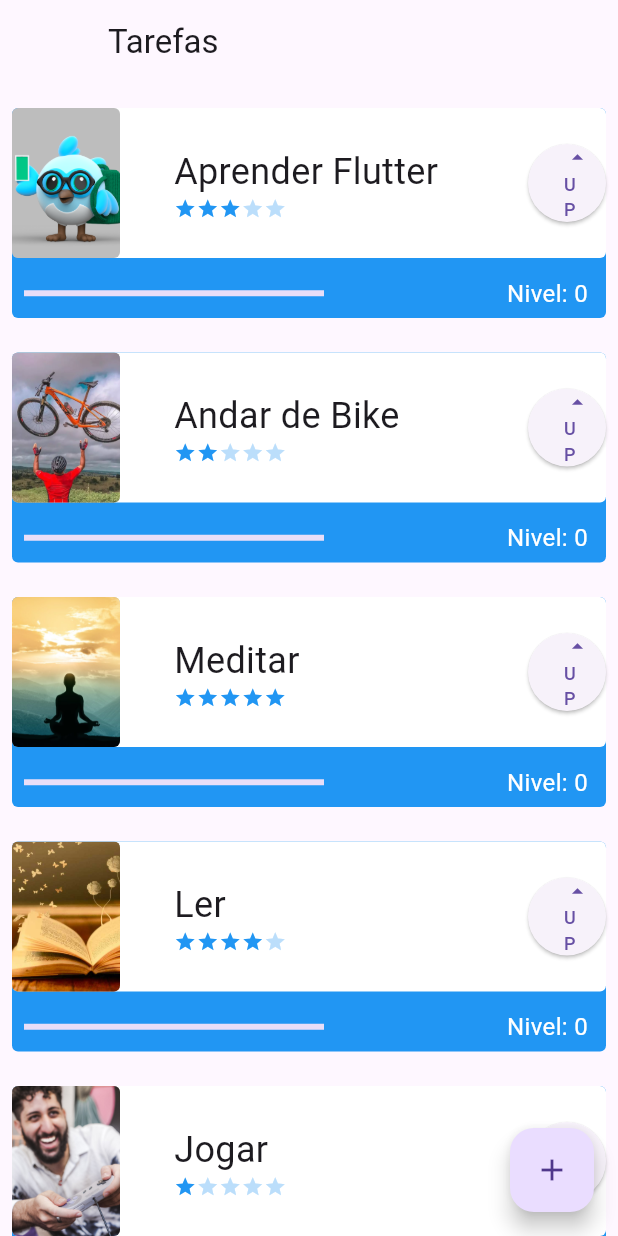
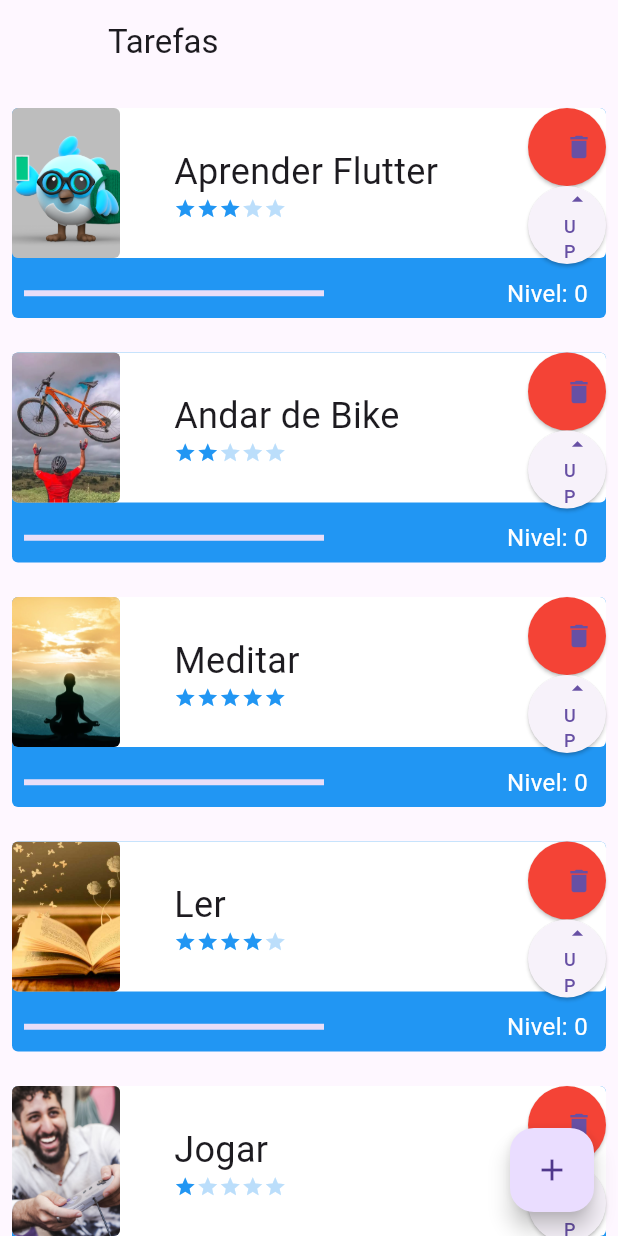
Before and after one commit to OYanEnrique/flutter-gerenciador-tarefas-alura, a Flutter app: the screen it shows after launch, on a phone screen of 412 x 824 dp. Run offline on Flutter 3.47's test engine with Material 3 defaults, Android fonts, the phone set to English and light mode, and no system bars; our stand-ins replace sqflite; accounts and stored records are empty.

Commit message:
feat: implementa diálogo de confirmação para exclusão de tarefas

```diff
--- a/lib/components/task.dart
+++ b/lib/components/task.dart
@@ -1,12 +1,13 @@
 import 'package:flutter/material.dart';
 import 'package:nosso_primeiro_projeto/components/difficulty.dart';
+import 'package:nosso_primeiro_projeto/data/task_dao.dart';
 
 
 class Task extends StatefulWidget {
   final String nome;
   final String foto;
   final int dificuldade;
-  int nivel;
+  final int nivel;
   Task(this.nome, this.foto, this.dificuldade, [this.nivel = 0, Key? key,])
       : super(key: key);
 
@@ -18,6 +19,13 @@ class Task extends StatefulWidget {
 }
 
 class _TaskState extends State<Task> {
+  late int nivelAtual;
+
+  @override
+  void initState() {
+    super.initState();
+    nivelAtual = widget.nivel;
+  }
 
   bool assetOrNetwork() {
     if (widget.foto.contains('http')) {
@@ -86,28 +94,76 @@ class _TaskState extends State<Task> {
                         ),
                       ],
                     ),
+                    Container(
+                      height: 100,
+                      width: 52,
+                      child: Column(
+                        mainAxisAlignment: MainAxisAlignment.spaceBetween,
+                        children: [
+                          SizedBox(
+                            height: 52,
+                            width: 52,
+                            child: ElevatedButton(
+                              style: ElevatedButton.styleFrom(
+                                backgroundColor: Colors.red,
+                              ),
+                              onPressed: () {
+                                showDialog(
+                                  context: context,
+                                  builder: (context) => AlertDialog(
+                                    title: const Text('Deletar Tarefa'),
+                                    content: Text('Tem certeza que deseja deletar a tarefa "${widget.nome}"?'),
+                                    actions: [
+                                      TextButton(
+                                        onPressed: () {
+                                          Navigator.of(context).pop();
+                                        },
+                                        child: const Text('Cancelar'),
+                                      ),
+                                      TextButton(
+                                        onPressed: () {
+                                          TaskDao().delete(widget.nome);
+                                          Navigator.of(context).pop();
+                                          ScaffoldMessenger.of(context).showSnackBar(
+                                            SnackBar(
+                                              content: Text('Tarefa "${widget.nome}" deletada!'),
+                                            ),
+                                          );
+                                        },
+                                        child: const Text('Deletar', style: TextStyle(color: Colors.red)),
+                                      ),
+                                    ],
+                                  ),
+                                );
+                              },
+                              child: const Icon(Icons.delete, size: 20),
+                            ),
+                          ),
                           SizedBox(
                             height: 52,
                             width: 52,
                             child: ElevatedButton(
                               onPressed: () {
-                            print(widget.nivel);
                                 setState(() {
-                              widget.nivel++;
+                                  nivelAtual++;
                                 });
-                            // print(nivel);
+                                TaskDao().save(Task(widget.nome, widget.foto, widget.dificuldade, nivelAtual));
                               },
-                          child: Column(
+                              child: const Column(
                                 mainAxisAlignment: MainAxisAlignment.spaceEvenly,
                                 crossAxisAlignment: CrossAxisAlignment.end,
-                            children: const [
+                                children: [
                                   Icon(Icons.arrow_drop_up),
                                   Text(
                                     'UP',
                                     style: TextStyle(fontSize: 12),
                                   )
                                 ],
-                          )),
+                              )
+                            ),
+                          ),
+                        ],
+                      ),
                     )
                   ],
                 ),
@@ -121,7 +177,7 @@ class _TaskState extends State<Task> {
                       child: LinearProgressIndicator(
                         color: Colors.white,
                         value: (widget.dificuldade > 0)
-                            ? (widget.nivel / widget.dificuldade) / 10
+                            ? (nivelAtual / widget.dificuldade) / 10
                             : 1,
                       ),
                       width: 200,
@@ -130,7 +186,7 @@ class _TaskState extends State<Task> {
                   Padding(
                     padding: const EdgeInsets.all(12),
                     child: Text(
-                      'Nivel: ${widget.nivel}',
+                      'Nivel: $nivelAtual',
                       style: const TextStyle(color: Colors.white, fontSize: 16),
                     ),
                   )
```
Lines whose indentation alone changed are shown as unchanged.
